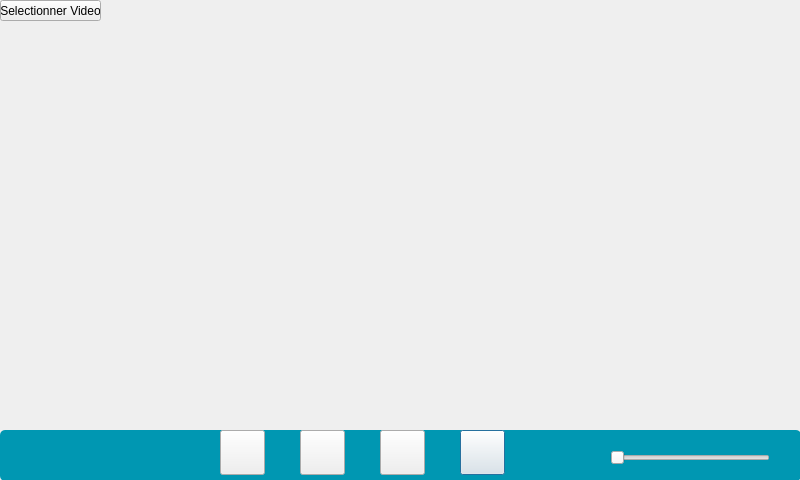
First picture: the form in InterfaceEleve/interfacevideo.ui, repository Sam-Depardieu/Labo-de-langue, before the edit.
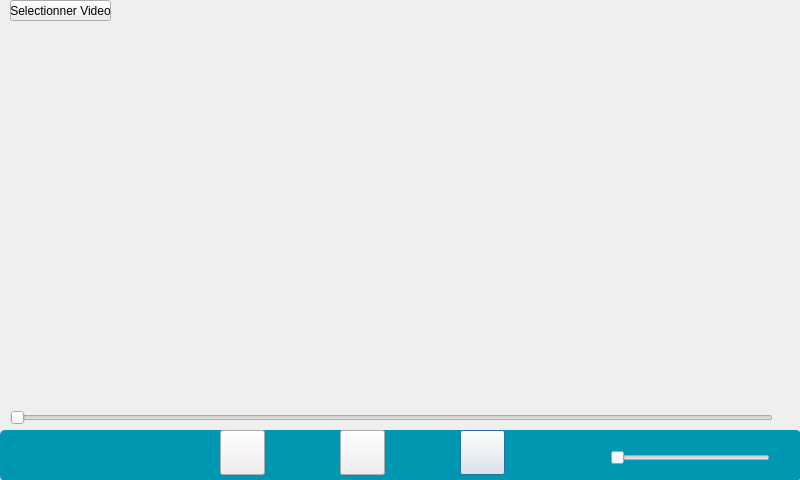
Second picture: the form after the edit.

Patch:
```diff
--- a/InterfaceEleve/interfacevideo.ui
+++ b/InterfaceEleve/interfacevideo.ui
@@ -29,7 +29,7 @@
   <widget class="QPushButton" name="pushButton_Play">
    <property name="geometry">
     <rect>
-     <x>300</x>
+     <x>340</x>
      <y>430</y>
      <width>45</width>
      <height>45</height>
@@ -42,7 +42,7 @@
   <widget class="QPushButton" name="pushButton_Pause">
    <property name="geometry">
     <rect>
-     <x>380</x>
+     <x>340</x>
      <y>430</y>
      <width>45</width>
      <height>45</height>
@@ -68,7 +68,7 @@
   <widget class="QPushButton" name="pushButton_SelectVideo">
    <property name="geometry">
     <rect>
-     <x>0</x>
+     <x>10</x>
      <y>0</y>
      <width>101</width>
      <height>21</height>
@@ -84,7 +84,7 @@
      <x>10</x>
      <y>20</y>
      <width>781</width>
-     <height>401</height>
+     <height>391</height>
     </rect>
    </property>
    <layout class="QVBoxLayout" name="verticalLayout"/>
@@ -124,6 +124,19 @@
     <string/>
    </property>
   </widget>
+  <widget class="QSlider" name="horizontalSlider">
+   <property name="geometry">
+    <rect>
+     <x>10</x>
+     <y>410</y>
+     <width>763</width>
+     <height>15</height>
+    </rect>
+   </property>
+   <property name="orientation">
+    <enum>Qt::Horizontal</enum>
+   </property>
+  </widget>
   <zorder>pushButton_3</zorder>
   <zorder>pushButton_Apres10</zorder>
   <zorder>pushButton_Play</zorder>
```
Left out of the diff: 1 changed line with no effect on the pictures.
